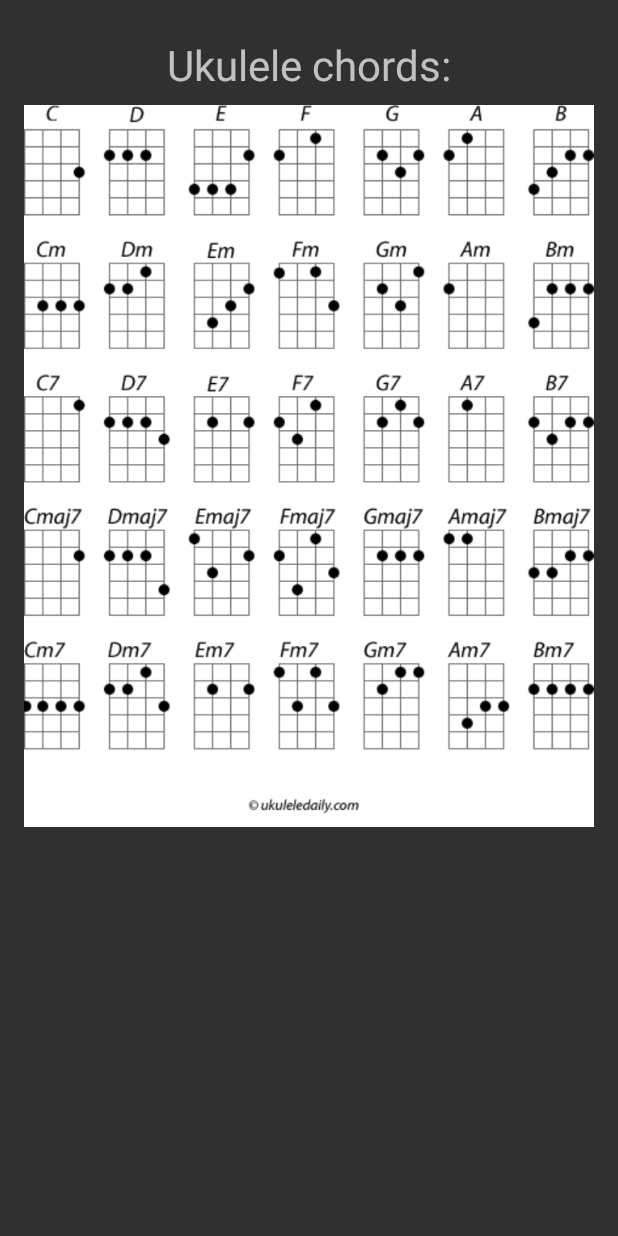
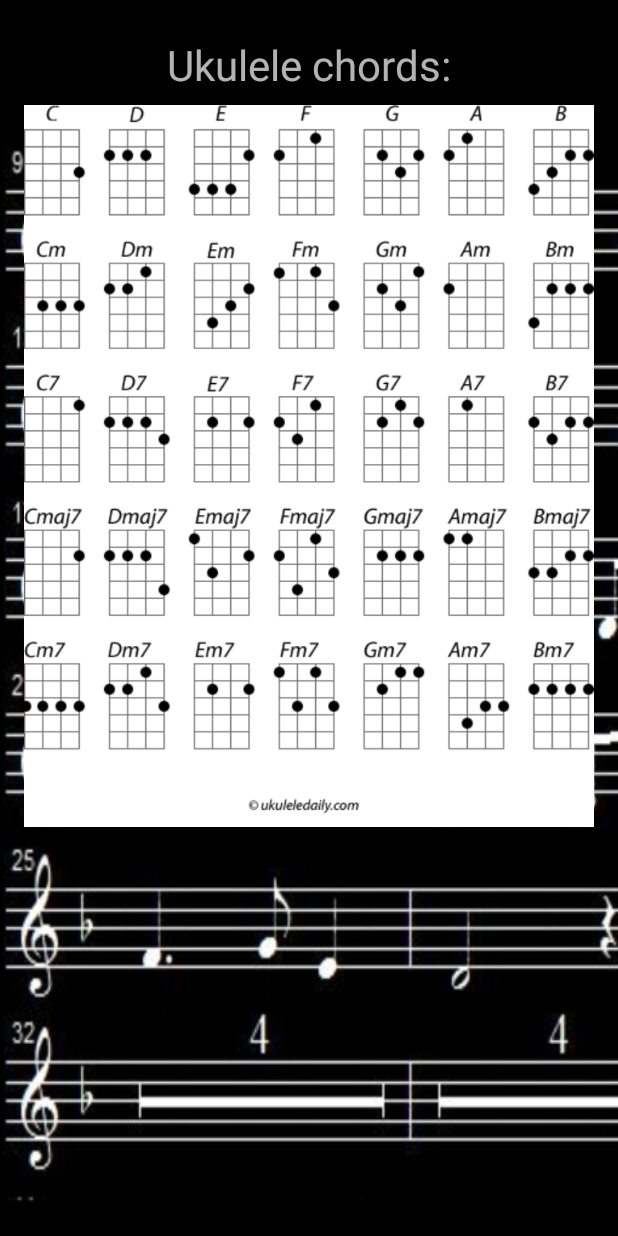
Before and after one commit to jfernandez178/ITI_Proiektua_2, an Android app: the layout activity_chords.xml on its own in the app's theme, with its tools: preview values and no code run, on a phone screen of 412 x 824 dp. Run offline under Robolectric (Android 15) with nearby library versions, the phone set to English and light mode, and no system bars.

Commit message:
Chords
Chords ahora ha sido unido a main activity. Javi he comentado fu
activity para que en caso de querer cambiarlo lo tengas a mano.

```diff
--- a/UkeleleArrospi/app/src/main/java/com/example/javier/ukelelearrospi/MainActivity.java
+++ b/UkeleleArrospi/app/src/main/java/com/example/javier/ukelelearrospi/MainActivity.java
@@ -15,6 +15,8 @@ import android.support.v7.widget.Toolbar;
 import android.view.Menu;
 import android.view.MenuItem;
 import android.view.View;
+
+import java.io.Serializable;
 
 public class MainActivity extends AppCompatActivity {
 
@@ -54,6 +56,7 @@ public class MainActivity extends AppCompatActivity {
                 fragment = null; // fragment = new homeFragment()
                 break;
             case R.id.drawer_main_chords:
+                fragment = new ChordsActivity();
                 break;
             case R.id.drawer_main_wikipedia:
                 fragment = new WebViewFragement();
--- a/UkeleleArrospi/app/src/main/res/layout/activity_chords.xml
+++ b/UkeleleArrospi/app/src/main/res/layout/activity_chords.xml
@@ -6,7 +6,8 @@
     android:paddingLeft="@dimen/activity_horizontal_margin"
     android:paddingRight="@dimen/activity_horizontal_margin"
     android:paddingTop="@dimen/activity_vertical_margin"
-    tools:context=".ChordsActivity" >
+    tools:context=".ChordsActivity"
+    android:background="@drawable/backgr_chordsr">
 
     <TextView
             android:id="@+id/textView2"
--- a/UkeleleArrospi/app/src/main/res/layout/activity_learn_song.xml
+++ b/UkeleleArrospi/app/src/main/res/layout/activity_learn_song.xml
@@ -1,7 +1,8 @@
 <ScrollView xmlns:android="http://schemas.android.com/apk/res/android"
     xmlns:tools="http://schemas.android.com/tools"
     android:layout_width="match_parent"
-    android:layout_height="match_parent">
+    android:layout_height="match_parent"
+    android:background="@drawable/backgr_songsr">
 
 <LinearLayout xmlns:android="http://schemas.android.com/apk/res/android"
     xmlns:tools="http://schemas.android.com/tools"
```
Also changed, not shown: UkeleleArrospi/app/src/main/java/com/example/javier/ukelelearrospi/ActivityErregistratu.java (+9 -1 lines), UkeleleArrospi/app/src/main/java/com/example/javier/ukelelearrospi/ChordsActivity.java (+13 -4 lines), UkeleleArrospi/app/src/main/res/drawable-mdpi/backgr_chordsr.jpg (added).
